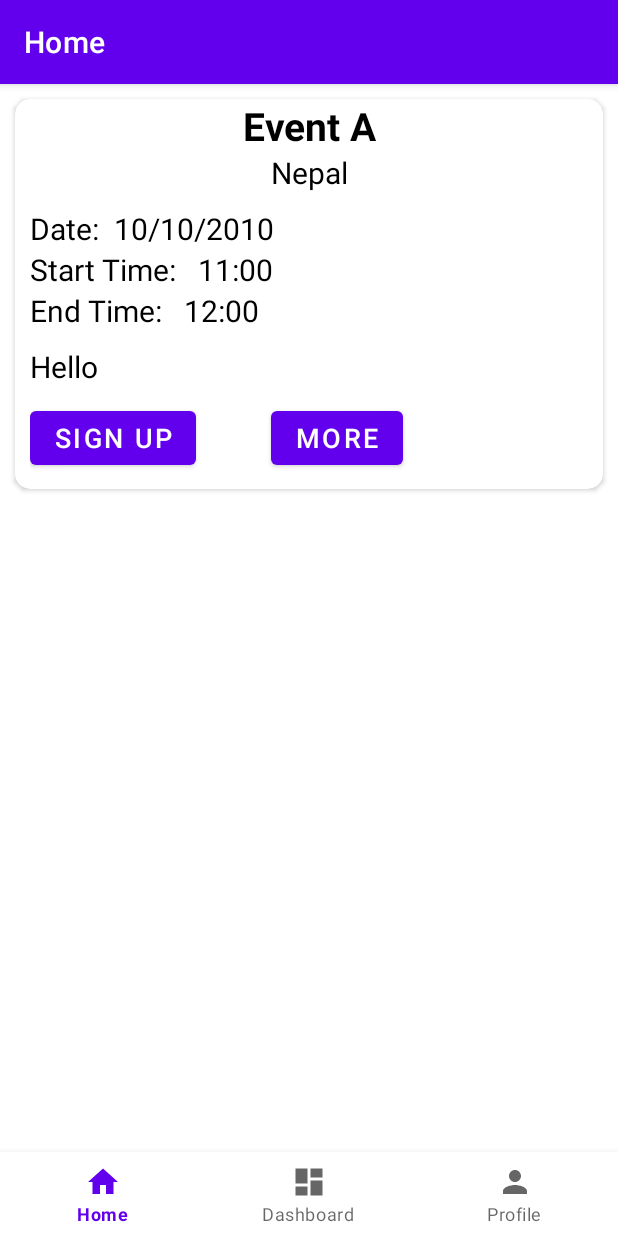
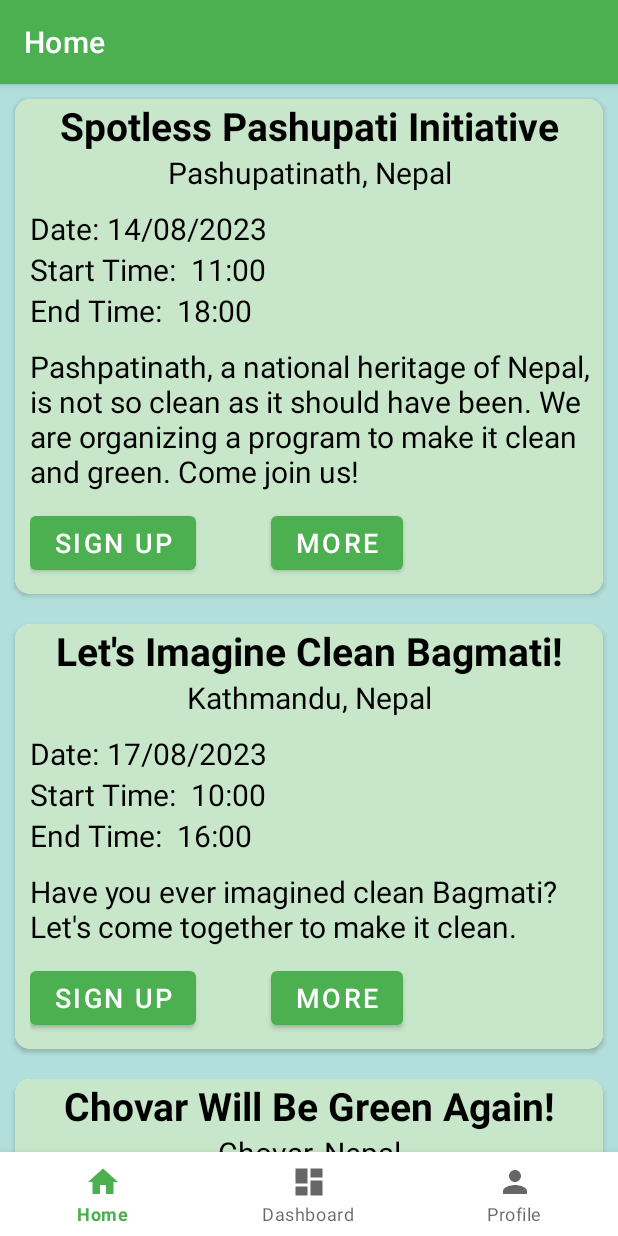
Before and after one commit to TheDodoDev/Enviroteer, an Android app built with Jetpack Compose: the screen it shows after launch once a user with an empty profile is signed in (MainActivity), on a phone screen of 412 x 824 dp. Run offline under Robolectric (Android 15) with nearby library versions, the phone set to English and light mode, and no system bars; our stand-ins replace Firebase (no records; nobody signed in at launch, a user with empty details on screens opened directly), navigation-ui.

Commit message:
home ui fixed

```diff
--- a/app/src/main/java/com/enviroteer/ui/DetailStorage.java
+++ b/app/src/main/java/com/enviroteer/ui/DetailStorage.java
@@ -6,7 +6,9 @@ public class DetailStorage {
     static ArrayList<Detail> details;
     public DetailStorage() {
         this.details = new ArrayList<>();
-        details.add(new Detail("Event A", "Hello","Nepal", "10/10/2010","11:00", "12:00"));
+        details.add(new Detail("Spotless Pashupati Initiative", "Pashpatinath, a national heritage of Nepal, is not so clean as it should have been. We are organizing a program to make it clean and green. Come join us!","Pashupatinath, Nepal", "14/08/2023","11:00", "18:00"));
+        details.add(new Detail("Let's Imagine Clean Bagmati!", "Have you ever imagined clean Bagmati? Let's come together to make it clean.","Kathmandu, Nepal", "17/08/2023","10:00", "16:00"));
+        details.add(new Detail("Chovar Will Be Green Again!", "Chovar has lost its greenary in the last few years. Shall we make it green again?","Chovar, Nepal", "19/08/2023","10:00", "18:00"));
     }
 
     public static ArrayList<Detail> getDetails()
--- a/app/src/main/res/layout/activity_main.xml
+++ b/app/src/main/res/layout/activity_main.xml
@@ -11,7 +11,7 @@
         android:layout_height="wrap_content"
         android:layout_marginStart="0dp"
         android:layout_marginEnd="0dp"
-        android:background="?android:attr/windowBackground"
+        android:background="@color/white"
         app:layout_constraintBottom_toBottomOf="parent"
         app:layout_constraintLeft_toLeftOf="parent"
         app:layout_constraintRight_toRightOf="parent"
--- a/app/src/main/res/layout/detail_view.xml
+++ b/app/src/main/res/layout/detail_view.xml
@@ -5,11 +5,13 @@
     android:layout_height="wrap_content"
     android:layout_margin="10dp"
     android:elevation="10dp"
+    android:padding="10dp"
     app:cardCornerRadius="10dp">
 
     <LinearLayout xmlns:tools="http://schemas.android.com/tools"
         android:layout_width="match_parent"
         android:layout_height="wrap_content"
+        android:background="@color/light_green"
         android:orientation="vertical">
 
         <TextView
@@ -51,7 +53,7 @@
                 android:layout_height="wrap_content"
                 android:text="@string/mm_dd_yyyy"
                 android:textColor="@color/black"
-                android:layout_marginStart="10dp"
+                android:layout_marginStart="5dp"
                 android:textSize="20sp" />
         </LinearLayout>
 
@@ -74,7 +76,7 @@
                 android:layout_height="wrap_content"
                 android:text="start time"
                 android:textColor="@color/black"
-                android:layout_marginStart="10dp"
+                android:layout_marginStart="5dp"
                 android:textSize="20sp" />
         </LinearLayout>
 
@@ -97,7 +99,7 @@
                 android:layout_height="wrap_content"
                 android:text="end time"
                 android:textColor="@color/black"
-                android:layout_marginStart="10dp"
+                android:layout_marginStart="5dp"
                 android:textSize="20sp" />
         </LinearLayout>
         <TextView
--- a/app/src/main/res/layout/fragment_home.xml
+++ b/app/src/main/res/layout/fragment_home.xml
@@ -9,6 +9,8 @@
     <androidx.recyclerview.widget.RecyclerView
         android:layout_width="match_parent"
         android:layout_height="match_parent"
+        android:layout_marginBottom="50dp"
+        android:background="@color/accent_green"
         android:id="@+id/recyclerView"/>
 
 
--- a/app/src/main/res/values/colors.xml
+++ b/app/src/main/res/values/colors.xml
@@ -8,4 +8,9 @@
     <color name="black">#FF000000</color>
     <color name="white">#FFFFFFFF</color>
     <color name="eco_green">#1CA83F</color>
+
+    <color name="dark_green">#388E3C</color>
+    <color name="light_green">#C8E6C9</color>
+    <color name="primary_green">#4CAF50</color>
+    <color name="accent_green">#B2DFDB</color>
 </resources>
--- a/app/src/main/res/values/themes.xml
+++ b/app/src/main/res/values/themes.xml
@@ -2,12 +2,12 @@
     <!-- Base application theme. -->
     <style name="Theme.Enviroteer" parent="Theme.MaterialComponents.DayNight.DarkActionBar">
         <!-- Primary brand color. -->
-        <item name="colorPrimary">@color/purple_500</item>
-        <item name="colorPrimaryVariant">@color/purple_700</item>
+        <item name="colorPrimary">@color/primary_green</item>
+        <item name="colorPrimaryVariant">@color/dark_green</item>
         <item name="colorOnPrimary">@color/white</item>
         <!-- Secondary brand color. -->
-        <item name="colorSecondary">@color/teal_200</item>
-        <item name="colorSecondaryVariant">@color/teal_700</item>
+        <item name="colorSecondary">@color/accent_green</item>
+        <item name="colorSecondaryVariant">@color/accent_green</item>
         <item name="colorOnSecondary">@color/black</item>
         <!-- Status bar color. -->
         <item name="android:statusBarColor">?attr/colorPrimaryVariant</item>
@@ -16,14 +16,15 @@
     <style name="Theme.EnviroteerSplash" parent="Theme.MaterialComponents.DayNight.NoActionBar">
         <item name="android:background">@drawable/enviroteer</item>
         <!-- Primary brand color. -->
-        <item name="colorPrimary">@color/purple_500</item>
-        <item name="colorPrimaryVariant">@color/purple_700</item>
+        <item name="colorPrimary">@color/primary_green</item>
+        <item name="colorPrimaryVariant">@color/dark_green</item>
         <item name="colorOnPrimary">@color/white</item>
         <!-- Secondary brand color. -->
-        <item name="colorSecondary">@color/teal_200</item>
-        <item name="colorSecondaryVariant">@color/teal_700</item>
+        <item name="colorSecondary">@color/accent_green</item>
+        <item name="colorSecondaryVariant">@color/accent_green</item>
         <item name="colorOnSecondary">@color/black</item>
         <!-- Status bar color. -->
+        <item name="android:statusBarColor">?attr/colorPrimaryVariant</item>
         <!-- Customize your theme here. -->
     </style>
 </resources>
```
